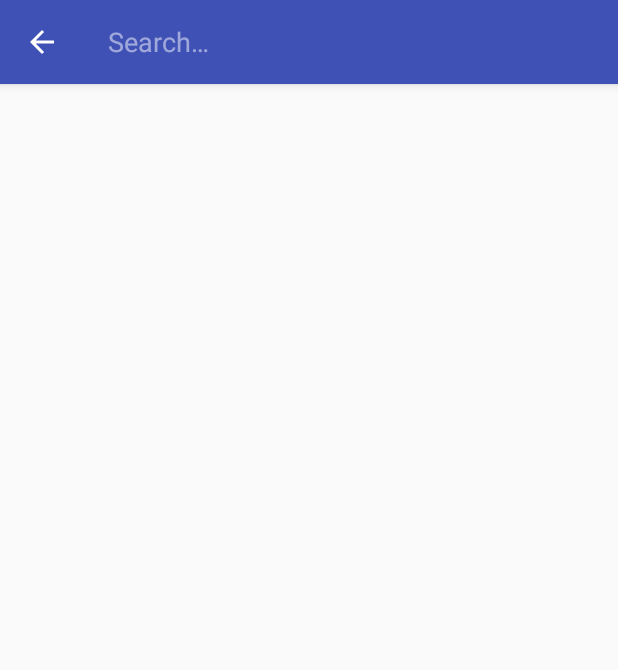
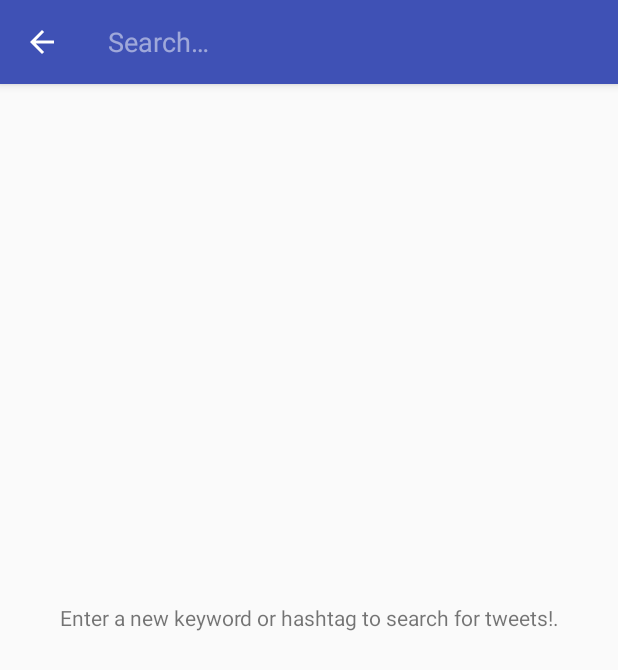
Before and after one commit to phillyger/TweetrSearchr, an Android app: the screen it shows after launch (MainActivity), after a tap on "Search", on a phone screen of 412 x 824 dp. Shown: the top 670 px of the screen. Run offline under Robolectric (Android 15) with nearby library versions, the phone set to English and light mode, and no system bars; our stand-ins replace RxJava; libraries missing offline, so code that uses them is left out: com.marcinmoskala.kotlinpreferences; 5 statements that could not run were skipped.

Commit message:
- adding textview for displaying empty view - adding new string to display empty view message

```diff
--- a/app/src/main/res/layout/activity_main.xml
+++ b/app/src/main/res/layout/activity_main.xml
@@ -43,4 +43,13 @@
         android:scrollbars="vertical" />
 
 
+    <!--Display if list is empty-->
+    <TextView android:id="@+id/emptyView"
+         android:layout_width="match_parent"
+        android:layout_height="wrap_content"
+        android:layout_gravity="center_vertical"
+
+        android:textAlignment="center"
+        android:text="@string/empty_result_set" />
+
 </android.support.design.widget.CoordinatorLayout>
--- a/app/src/main/res/values/strings.xml
+++ b/app/src/main/res/values/strings.xml
@@ -1,3 +1,6 @@
 <resources>
     <string name="app_name">TweetrSearchr</string>
+    <string name="empty_result_set">Enter a new keyword or hashtag to search for tweets!.</string>
+
+
 </resources>
```
